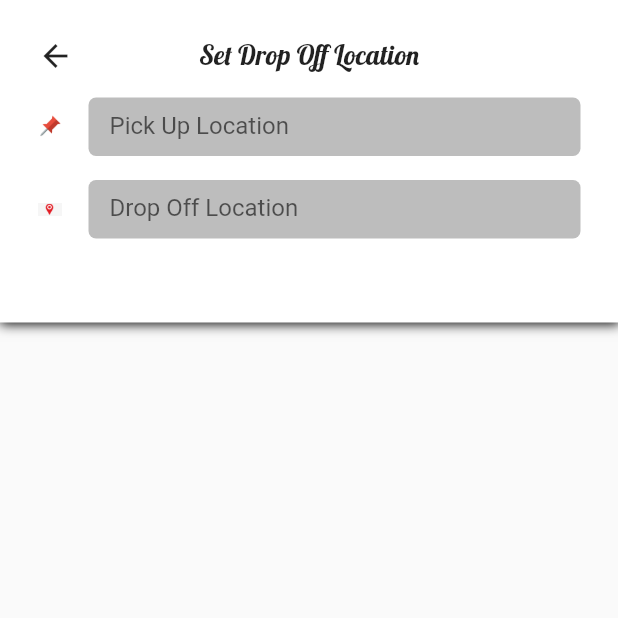
After one commit to Ahadu-ray/Ahadu-s-Uber, a Flutter app: the MainScreen screen opened by its route, after a tap on "Search Drop Off", on a phone screen of 412 x 824 dp, the top half of it. The commit adds this screen. Run offline on Flutter 3.47's test engine with Material 2 defaults, Android fonts, the phone set to English and light mode, and no system bars; our stand-ins replace firebase_auth, firebase_core, firebase_database, fluttertoast, form_field_validator, geolocator and 1 more; missing offline and left inert: osm_nominatim; accounts and stored records are empty; network calls fail.

Commit message:
gecoding done with osm and search screen started

```diff
--- a/lib/main.dart
+++ b/lib/main.dart
@@ -1,8 +1,10 @@
 import 'package:ahadu_uber/screens/loginScreen.dart';
 import 'package:ahadu_uber/screens/signupScreen.dart';
+import 'package:ahadu_uber/services/data/appData.dart';
 import 'package:firebase_auth/firebase_auth.dart';
 import 'package:firebase_core/firebase_core.dart';
 import 'package:flutter/material.dart';
+import 'package:provider/provider.dart';
 import 'screens/mainscreen.dart';
 
 void main() async {
@@ -22,10 +24,11 @@ class MyApp extends StatelessWidget {
   // This widget is the root of your application.
   @override
   Widget build(BuildContext context) {
-    return MaterialApp(
+    return ChangeNotifierProvider(
+      create: (context) => AppData(),
+      child: MaterialApp(
         title: 'Flutter Demo',
         theme: ThemeData(
-        fontFamily: "Lobster Regular",
           primarySwatch: Colors.blue,
           visualDensity: VisualDensity.adaptivePlatformDensity,
         ),
@@ -36,6 +39,7 @@ class MyApp extends StatelessWidget {
           MainScreen.idScreen: (context) => MainScreen(),
         },
         debugShowCheckedModeBanner: false,
+      ),
     );
   }
 }
--- /dev/null
+++ b/lib/models/address.dart
@@ -0,0 +1,13 @@
+class Address {
+  String placeFormattedAddres;
+  String placeName;
+  String placeId;
+  double latitude;
+  double longitude;
+  Address(
+      {this.placeFormattedAddres,
+      this.placeName,
+      this.placeId,
+      this.latitude,
+      this.longitude});
+}
--- a/lib/screens/mainscreen.dart
+++ b/lib/screens/mainscreen.dart
@@ -1,10 +1,13 @@
 import 'dart:async';
 
+import 'package:ahadu_uber/screens/searchScreen.dart';
+import 'package:ahadu_uber/services/data/appData.dart';
 import 'package:ahadu_uber/services/data/method.dart';
 import 'package:ahadu_uber/widgets/divider.dart';
 import 'package:flutter/material.dart';
 import 'package:geolocator/geolocator.dart';
 import 'package:google_maps_flutter/google_maps_flutter.dart';
+import 'package:provider/provider.dart';
 
 class MainScreen extends StatefulWidget {
   static const String idScreen = "mainscrren";
@@ -35,9 +38,9 @@ class _MainScreenState extends State<MainScreen> {
     newGoogleMapController
         .animateCamera(CameraUpdate.newCameraPosition(cameraPosition));
 
-    var address = await searchCoordinate(position);
+    var address = await searchCoordinate(position, context);
     setState(() {
-      this.place = address.displayName;
+      this.place = address;
     });
   }
 
@@ -213,7 +216,14 @@ class _MainScreenState extends State<MainScreen> {
                     SizedBox(
                       height: 20,
                     ),
-                    Container(
+                    GestureDetector(
+                      onTap: () {
+                        Navigator.push(
+                            context,
+                            MaterialPageRoute(
+                                builder: (context) => SearchScreen()));
+                      },
+                      child: Container(
                         decoration: BoxDecoration(
                             color: Colors.white,
                             borderRadius: BorderRadius.circular(5),
@@ -241,6 +251,7 @@ class _MainScreenState extends State<MainScreen> {
                           ),
                         ),
                       ),
+                    ),
                     SizedBox(
                       height: 24,
                     ),
@@ -256,7 +267,12 @@ class _MainScreenState extends State<MainScreen> {
                         Column(
                           crossAxisAlignment: CrossAxisAlignment.start,
                           children: [
-                            Text("Add Home"),
+                            Text(Provider.of<AppData>(context).pickUpLocation !=
+                                    null
+                                ? Provider.of<AppData>(context)
+                                    .pickUpLocation
+                                    .placeName
+                                : "AssHome"),
                             SizedBox(
                               height: 4,
                             ),
--- /dev/null
+++ b/lib/screens/searchScreen.dart
@@ -0,0 +1,132 @@
+import 'package:flutter/material.dart';
+
+class SearchScreen extends StatefulWidget {
+  @override
+  _SearchScreenState createState() => _SearchScreenState();
+}
+
+class _SearchScreenState extends State<SearchScreen> {
+  @override
+  Widget build(BuildContext context) {
+    return Scaffold(
+      body: Column(
+        children: [
+          Container(
+            height: 215,
+            decoration: BoxDecoration(color: Colors.white, boxShadow: [
+              BoxShadow(
+                color: Colors.black,
+                blurRadius: 6,
+                spreadRadius: 0.5,
+                offset: Offset(0.7, 0.7),
+              ),
+            ]),
+            child: Padding(
+              padding:
+                  EdgeInsets.only(left: 25, right: 25, top: 20, bottom: 20),
+              child: Column(
+                children: [
+                  SizedBox(height: 5),
+                  Stack(
+                    children: [
+                      GestureDetector(
+                          onTap: () {
+                            Navigator.pop(context);
+                          },
+                          child: Icon(
+                            Icons.arrow_back,
+                          )),
+                      Center(
+                        child: Text(
+                          "Set Drop Off Location",
+                          style: TextStyle(
+                            fontSize: 18,
+                            fontFamily: "Lobster Regular",
+                          ),
+                        ),
+                      )
+                    ],
+                  ),
+                  SizedBox(
+                    height: 16,
+                  ),
+                  Row(
+                    children: [
+                      Image.asset(
+                        "assets/image/pin.png",
+                        height: 16,
+                        width: 16,
+                      ),
+                      SizedBox(
+                        width: 18,
+                      ),
+                      Expanded(
+                        child: Container(
+                          decoration: BoxDecoration(
+                            color: Colors.grey[400],
+                            borderRadius: BorderRadius.circular(5),
+                          ),
+                          child: Padding(
+                            padding: EdgeInsets.all(3),
+                            child: TextField(
+                              decoration: InputDecoration(
+                                hintText: "Pick Up Location",
+                                fillColor: Colors.grey[400],
+                                filled: true,
+                                border: InputBorder.none,
+                                isDense: true,
+                                contentPadding: EdgeInsets.only(
+                                    left: 11, top: 6, bottom: 8),
+                              ),
+                            ),
+                          ),
+                        ),
+                      )
+                    ],
+                  ),
+                  SizedBox(
+                    height: 16,
+                  ),
+                  Row(
+                    children: [
+                      Image.asset(
+                        "assets/image/destination.png",
+                        height: 16,
+                        width: 16,
+                      ),
+                      SizedBox(
+                        width: 18,
+                      ),
+                      Expanded(
+                        child: Container(
+                          decoration: BoxDecoration(
+                            color: Colors.grey[400],
+                            borderRadius: BorderRadius.circular(5),
+                          ),
+                          child: Padding(
+                            padding: EdgeInsets.all(3),
+                            child: TextField(
+                              decoration: InputDecoration(
+                                hintText: "Drop Off Location",
+                                fillColor: Colors.grey[400],
+                                filled: true,
+                                border: InputBorder.none,
+                                isDense: true,
+                                contentPadding: EdgeInsets.only(
+                                    left: 11, top: 6, bottom: 8),
+                              ),
+                            ),
+                          ),
+                        ),
+                      )
+                    ],
+                  ),
+                ],
+              ),
+            ),
+          ),
+        ],
+      ),
+    );
+  }
+}
--- /dev/null
+++ b/lib/services/data/appData.dart
@@ -0,0 +1,11 @@
+import 'package:ahadu_uber/models/address.dart';
+import 'package:flutter/cupertino.dart';
+
+class AppData extends ChangeNotifier {
+  Address pickUpLocation;
+
+  void updatePickPickUpLocationAddress(Address pickUpAddress) {
+    pickUpLocation = pickUpAddress;
+    notifyListeners();
+  }
+}
--- a/lib/services/data/method.dart
+++ b/lib/services/data/method.dart
@@ -1,7 +1,12 @@
+import 'dart:convert';
+
+import 'package:ahadu_uber/models/address.dart';
+import 'package:ahadu_uber/services/data/appData.dart';
 import 'package:geolocator/geolocator.dart';
 import 'package:osm_nominatim/osm_nominatim.dart';
+import 'package:provider/provider.dart';
 
-Future searchCoordinate(Position position) async {
+Future searchCoordinate(Position position, context) async {
   final reverseSearchResult = await Nominatim.reverseSearch(
     lat: position.latitude,
     lon: position.longitude,
@@ -9,14 +14,21 @@ Future searchCoordinate(Position position) async {
     extraTags: true,
     nameDetails: true,
   );
-  print(reverseSearchResult);
-  print("displayName ");
-  print(reverseSearchResult..displayName);
-  print("Name");
-  print(reverseSearchResult.address);
-  print("Tags");
-  print(reverseSearchResult.extraTags);
-  print("Details");
-  print(reverseSearchResult.nameDetails);
-  return reverseSearchResult;
+
+  Address userPickUpAddress = Address();
+  userPickUpAddress.latitude = position.latitude;
+  userPickUpAddress.longitude = position.longitude;
+  userPickUpAddress.placeName =
+      reverseSearchResult.address.values.elementAt(0) +
+          ", " +
+          reverseSearchResult.address.values.elementAt(1) +
+          ", " +
+          reverseSearchResult.address.values.elementAt(2);
+
+  print(reverseSearchResult.address.values.elementAt(0));
+
+  Provider.of<AppData>(context, listen: false)
+      .updatePickPickUpLocationAddress(userPickUpAddress);
+
+  return reverseSearchResult.address["suburb"];
 }
--- a/pubspec.yaml
+++ b/pubspec.yaml
@@ -37,6 +37,7 @@ dependencies:
   geolocator: ^6.2.0
   osm_nominatim: ^1.0.1
   http: ^0.12.2
+  provider: ^4.3.3
 
 dev_dependencies:
   flutter_test:
```
Also changed, not shown: assets/image/destination.png (renamed from assets/image/destiny.png), pubspec.lock. Lines whose indentation alone changed are shown as unchanged.
